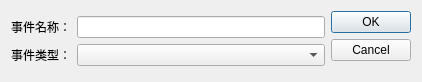
Before: the Qt Designer form Dialogs/dlgchoseetype.ui in wushuangabao/Level_AI_Editor, drawn with Qt 5.
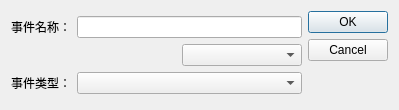
After: the same form once the commit is applied. Custom widgets are drawn as their Qt base class.

The edit to the form file:
```diff
--- a/Dialogs/dlgchoseetype.ui
+++ b/Dialogs/dlgchoseetype.ui
@@ -6,14 +6,14 @@
    <rect>
     <x>0</x>
     <y>0</y>
-    <width>422</width>
-    <height>82</height>
+    <width>399</width>
+    <height>110</height>
    </rect>
   </property>
   <property name="windowTitle">
    <string>选择事件类型</string>
   </property>
-  <layout class="QHBoxLayout" name="horizontalLayout_3">
+  <layout class="QHBoxLayout" name="horizontalLayout_4">
    <item>
     <layout class="QVBoxLayout" name="verticalLayout">
      <item>
@@ -46,6 +46,39 @@
        </item>
       </layout>
      </item>
+     <item>
+      <layout class="QHBoxLayout" name="horizontalLayout_3">
+       <item>
+        <spacer name="horizontalSpacer">
+         <property name="orientation">
+          <enum>Qt::Horizontal</enum>
+         </property>
+         <property name="sizeHint" stdset="0">
+          <size>
+           <width>40</width>
+           <height>20</height>
+          </size>
+         </property>
+        </spacer>
+       </item>
+       <item>
+        <widget class="MultiSelectComboBox" name="multiComboBox">
+         <property name="sizePolicy">
+          <sizepolicy hsizetype="Fixed" vsizetype="Fixed">
+           <horstretch>0</horstretch>
+           <verstretch>0</verstretch>
+          </sizepolicy>
+         </property>
+         <property name="minimumSize">
+          <size>
+           <width>120</width>
+           <height>0</height>
+          </size>
+         </property>
+        </widget>
+       </item>
+      </layout>
+     </item>
      <item>
       <layout class="QHBoxLayout" name="horizontalLayout">
        <item>
@@ -96,6 +129,13 @@
    </item>
   </layout>
  </widget>
+ <customwidgets>
+  <customwidget>
+   <class>MultiSelectComboBox</class>
+   <extends>QComboBox</extends>
+   <header location="global">multiselectcombobox.h</header>
+  </customwidget>
+ </customwidgets>
  <resources/>
  <connections>
   <connection>
```
